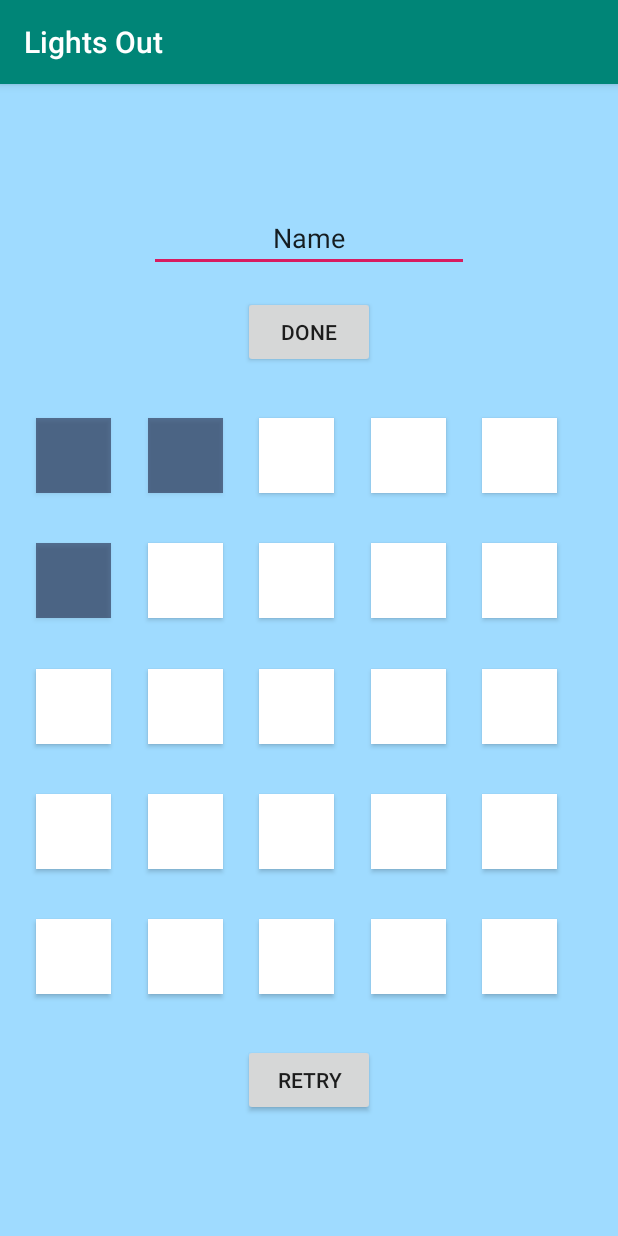
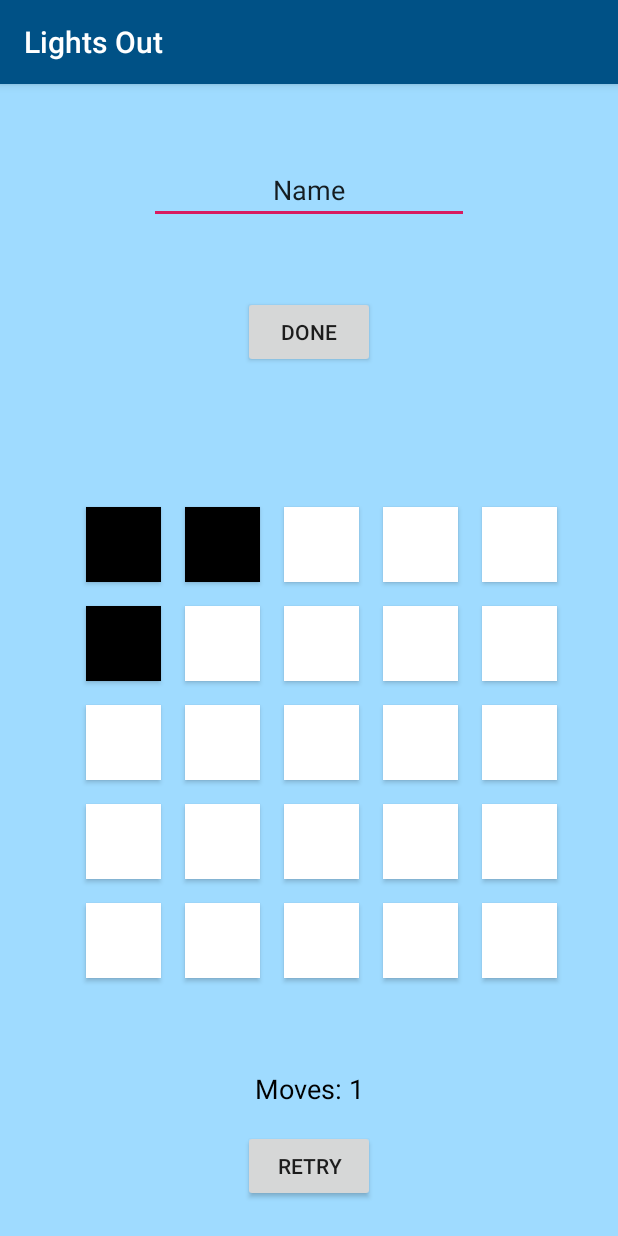
Before and after one commit to CMSC-23-B4L-2nd-Sem-2020/exercise-3-user-activity-and-constraint-layout-fcresurreccion, an Android app: the screen it shows after launch (MainActivity), after a tap on an icon or button, on a phone screen of 412 x 824 dp. Run offline under Robolectric (Android 15) with nearby library versions, the phone set to English and light mode, and no system bars.

Commit message:
fix: fix flip function and activity layout

```diff
--- a/app/src/main/java/com/example/lightsout/MainActivity.kt
+++ b/app/src/main/java/com/example/lightsout/MainActivity.kt
@@ -1,33 +1,55 @@
 package com.example.lightsout
 
+import android.annotation.SuppressLint
 import android.content.Context
-import android.graphics.Color
-import android.graphics.drawable.Drawable
 import androidx.appcompat.app.AppCompatActivity
 import android.os.Bundle
-import android.provider.ContactsContract
 import android.view.View
 import android.view.inputmethod.InputMethodManager
 import android.widget.Button
 import android.widget.EditText
 import android.widget.TextView
+import androidx.core.app.ComponentActivity
+import androidx.core.app.ComponentActivity.ExtraData
+import androidx.core.content.ContextCompat.getSystemService
+import android.icu.lang.UCharacter.GraphemeClusterBreak.T
+
+
 
 class MainActivity : AppCompatActivity() {
 
+    // Declare variables for views
     private lateinit var textNickname: TextView
     private lateinit var editNickname: EditText
     private lateinit var doneButton: Button
+    private lateinit var retryButton: Button
+    private lateinit var moveCountText: TextView
+    private var moveCount: Int = 0
+
+    // Create 2d array for colorCode (0=white, 1=black)
+    private var colorCode : Array<IntArray> = arrayOf(
+        intArrayOf(0,0,0,0,0),
+        intArrayOf(0,0,0,0,0),
+        intArrayOf(0,0,0,0,0),
+        intArrayOf(0,0,0,0,0),
+        intArrayOf(0,0,0,0,0)
+    )
+
 
     override fun onCreate(savedInstanceState: Bundle?) {
         super.onCreate(savedInstanceState)
         setContentView(R.layout.activity_main)
         setListeners()
 
+        // find views of the components
         editNickname = findViewById(R.id.edit_nickname)
         textNickname = findViewById(R.id.text_nickname)
         doneButton = findViewById(R.id.done_button)
+        retryButton = findViewById(R.id.retry_button)
+        moveCountText = findViewById(R.id.move_count_text)
     }
 
+    // enter nickname when done button is clicked
     fun updateNickname(view : View){
         textNickname.text = editNickname.text
 
@@ -39,6 +61,7 @@ class MainActivity : AppCompatActivity() {
         inputMethodManager.hideSoftInputFromWindow(view.windowToken, 0)
     }
 
+    // change nickname when text is clicked
     fun changeNickname(view : View){
         textNickname.visibility = View.GONE
         editNickname.visibility = View.VISIBLE
@@ -48,7 +71,7 @@ class MainActivity : AppCompatActivity() {
         imm.showSoftInput(editNickname, 0)
     }
 
-
+    // return id of the box given row and col
     private fun getId(x : Int, y : Int): Int {
         val row1: List<Int> = listOf(
             R.id.box_1_1,
@@ -85,13 +108,13 @@ class MainActivity : AppCompatActivity() {
             R.id.box_5_4,
             R.id.box_5_5
         )
-
-        val grid: List<List<Int>> = listOf ( // is this allowed ????
+        val grid: List<List<Int>> = listOf (
             row1, row2, row3, row4, row5
         )
         return grid[x][y]
     }
 
+    // set onclick handler for the boxes
     private fun setListeners() {
         for (row in (0..4)) {
             for (col in (0..4)) {
@@ -102,52 +125,96 @@ class MainActivity : AppCompatActivity() {
         }
     }
 
+    // flip the clicked box and the adjacent boxes
     private fun closeLights(view : View) {
+        if(!isGameOver()){  //check if all boxes are black
+            // find the clicked box
             for (row in (0..4)) {
                 for (col in (0..4)) {
                     if (getId(row, col) == view.id) {
-                    flip(view)
+                        flip(row, col) // flip the clicked box
                         if (row-1 >= 0) { //up
-                        flip(view = findViewById (getId(row-1, col)))
+                            flip(row-1, col)
                         }
                         if (col-1 >=0) { //left
-                        flip(view = findViewById (getId(row, col-1)))
+                            flip(row, col-1)
                         }
                         if (row+1 < 5) { //down
-                        flip(view = findViewById (getId(row+1, col)))
+                            flip(row+1, col)
                         }
                         if (col+1 < 5) { //right
-                        flip(view = findViewById (getId(row, col+1)))
-                    }
+                            flip(row, col+1)
                         }
                     }
                 }
             }
 
-    private fun flip(view : View){
-//        val drawableResource : Int = when (view.background){
-//            R.drawable.white -> R.drawable.black
-//            else -> R.drawable.white
-//        }
-//        view.setBackgroundResource(drawableResource)
+            // update visibility
+            retryButton.visibility = View.VISIBLE
+            moveCountText.visibility = View.VISIBLE
 
-        if (view.getTag() == R.color.white) {
-            view.setBackgroundColor(R.color.black)
-            view.setTag(R.color.black)
-        }else{
-            view.setBackgroundColor(R.color.white)
-            view.setTag(R.color.white)
+            // update count
+            updateMoveCount()
         }
     }
 
+    // change the color of the box
+    private fun flip(row : Int, col : Int){
+        val view : View = findViewById(getId(row,col))
+        // If white, change to black
+        if (getColorCode(row,col) == 0) {
+            view.setBackgroundResource(R.color.black)
+            this.setColorCode(row,col,1)
+        }
+        // If black, change to white
+        else{
+            view.setBackgroundResource(R.color.white)
+            this.setColorCode(row,col,0)
+        }
+    }
+
+    // click handler for Retry button
     fun retry(view : View){
         for (row in (0..4)) {
             for (col in (0..4)) {
                 val box : View  = findViewById (getId (row, col))
-                box.setBackgroundColor(R.color.white)
-                box.setTag(R.color.white)
-//                box.setBackgroundResource(R.drawable.white)
+                box.setBackgroundResource(R.color.white)
+                setColorCode(row,col,0)
+            }
+        }
+        // update visibility
+        retryButton.visibility = View.GONE
+        moveCountText.visibility = View.GONE
+        moveCount = 0   // reset move count
+    }
+
+    // get color code of box given row and col (0:white, 1:black)
+    private fun getColorCode(x:Int, y:Int): Int{
+        return colorCode[x][y]
+    }
+
+    // set color code of box given row and col (0:white, 1:black)
+    private fun setColorCode(x:Int, y: Int, code:Int){
+        colorCode[x][y] = code
+    }
+
+    @SuppressLint("SetTextI18n")
+    fun updateMoveCount(){
+        moveCount += 1
+        moveCountText.text = "Moves: $moveCount"
+    }
+
+    // check if game is over (all boxes are black)
+	fun isGameOver(): Boolean{
+	    for (row in (0..4)){
+	        for (col in (0..4)){
+				if (getColorCode(row,col) == 0){
+				    return false
 				}
 		    }
 	    }
+	    return true
 	}
+
+
+}
--- a/app/src/main/res/layout/activity_main.xml
+++ b/app/src/main/res/layout/activity_main.xml
@@ -16,6 +16,7 @@
         android:onClick="changeNickname"
         android:text=""
         android:textAlignment="center"
+        app:layout_constraintBottom_toTopOf="@+id/guideline"
         app:layout_constraintEnd_toEndOf="parent"
         app:layout_constraintStart_toStartOf="parent"
         app:layout_constraintTop_toTopOf="parent" />
@@ -25,9 +26,11 @@
         android:layout_width="wrap_content"
         android:layout_height="wrap_content"
         android:layout_marginTop="16dp"
+        android:layout_marginBottom="16dp"
         android:onClick="updateNickname"
         android:text="@string/done"
         android:textAlignment="center"
+        app:layout_constraintBottom_toTopOf="@+id/guideline"
         app:layout_constraintEnd_toEndOf="parent"
         app:layout_constraintStart_toStartOf="parent"
         app:layout_constraintTop_toBottomOf="@+id/edit_nickname" />
@@ -36,7 +39,7 @@
         android:id="@+id/edit_nickname"
         android:layout_width="wrap_content"
         android:layout_height="wrap_content"
-        android:layout_marginTop="@android:dimen/notification_large_icon_width"
+        android:layout_marginTop="32dp"
         android:ems="10"
         android:inputType="textPersonName"
         android:text="@string/name"
@@ -48,249 +51,260 @@
     <Button
         android:id="@+id/box_1_1"
         style="@style/whiteBox"
+        android:layout_marginTop="16dp"
         app:layout_constraintBottom_toTopOf="@+id/box_2_1"
-        app:layout_constraintEnd_toEndOf="@+id/box_2_1"
-        app:layout_constraintHorizontal_chainStyle="spread"
-        app:layout_constraintTop_toBottomOf="@+id/done_button" />
+        app:layout_constraintEnd_toStartOf="@+id/box_1_2"
+        app:layout_constraintHorizontal_bias="0.5"
+        app:layout_constraintHorizontal_chainStyle="packed"
+        app:layout_constraintStart_toStartOf="parent"
+        app:layout_constraintTop_toTopOf="@+id/guideline"
+        app:layout_constraintVertical_chainStyle="packed" />
 
     <Button
         android:id="@+id/box_1_2"
         style="@style/whiteBox"
-        app:layout_constraintBottom_toTopOf="@+id/box_2_2"
         app:layout_constraintEnd_toStartOf="@+id/box_1_3"
         app:layout_constraintHorizontal_bias="0.5"
-        app:layout_constraintHorizontal_chainStyle="spread"
         app:layout_constraintStart_toEndOf="@+id/box_1_1"
-        app:layout_constraintTop_toBottomOf="@+id/done_button" />
+        app:layout_constraintTop_toTopOf="@+id/box_1_1" />
 
     <Button
         android:id="@+id/box_1_3"
         style="@style/whiteBox"
-        app:layout_constraintBottom_toTopOf="@+id/box_2_3"
         app:layout_constraintEnd_toStartOf="@+id/box_1_4"
         app:layout_constraintHorizontal_bias="0.5"
-        app:layout_constraintHorizontal_chainStyle="spread"
         app:layout_constraintStart_toEndOf="@+id/box_1_2"
-        app:layout_constraintTop_toBottomOf="@+id/done_button" />
+        app:layout_constraintTop_toTopOf="@+id/box_1_2" />
 
     <Button
         android:id="@+id/box_1_4"
         style="@style/whiteBox"
-        app:layout_constraintBottom_toTopOf="@+id/box_2_4"
         app:layout_constraintEnd_toStartOf="@+id/box_1_5"
         app:layout_constraintHorizontal_bias="0.5"
-        app:layout_constraintHorizontal_chainStyle="spread"
         app:layout_constraintStart_toEndOf="@+id/box_1_3"
-        app:layout_constraintTop_toBottomOf="@+id/done_button" />
+        app:layout_constraintTop_toTopOf="@+id/box_1_3" />
 
     <Button
         android:id="@+id/box_1_5"
         style="@style/whiteBox"
-        app:layout_constraintBottom_toTopOf="@+id/box_2_5"
         app:layout_constraintEnd_toEndOf="parent"
         app:layout_constraintHorizontal_bias="0.5"
-        app:layout_constraintHorizontal_chainStyle="spread"
         app:layout_constraintStart_toEndOf="@+id/box_1_4"
-        app:layout_constraintTop_toBottomOf="@+id/done_button" />
+        app:layout_constraintTop_toTopOf="@+id/box_1_4" />
 
     <Button
         android:id="@+id/box_2_1"
         style="@style/whiteBox"
+        android:layout_marginTop="16dp"
         app:layout_constraintBottom_toTopOf="@+id/box_3_1"
-        app:layout_constraintEnd_toEndOf="@+id/box_3_1"
-        app:layout_constraintHorizontal_chainStyle="spread"
+        app:layout_constraintEnd_toStartOf="@+id/box_2_2"
+        app:layout_constraintHorizontal_bias="0.5"
+        app:layout_constraintHorizontal_chainStyle="packed"
+        app:layout_constraintStart_toStartOf="parent"
         app:layout_constraintTop_toBottomOf="@+id/box_1_1" />
 
     <Button
         android:id="@+id/box_2_2"
         style="@style/whiteBox"
-        app:layout_constraintBottom_toTopOf="@+id/box_3_2"
         app:layout_constraintEnd_toStartOf="@+id/box_2_3"
         app:layout_constraintHorizontal_bias="0.5"
-        app:layout_constraintHorizontal_chainStyle="spread"
         app:layout_constraintStart_toEndOf="@+id/box_2_1"
-        app:layout_constraintTop_toBottomOf="@+id/box_1_2" />
+        app:layout_constraintTop_toTopOf="@+id/box_2_1" />
 
     <Button
         android:id="@+id/box_2_3"
         style="@style/whiteBox"
-        app:layout_constraintBottom_toTopOf="@+id/box_3_3"
         app:layout_constraintEnd_toStartOf="@+id/box_2_4"
         app:layout_constraintHorizontal_bias="0.5"
-        app:layout_constraintHorizontal_chainStyle="spread"
         app:layout_constraintStart_toEndOf="@+id/box_2_2"
-        app:layout_constraintTop_toBottomOf="@+id/box_1_3" />
+        app:layout_constraintTop_toTopOf="@+id/box_2_2" />
 
     <Button
         android:id="@+id/box_2_4"
         style="@style/whiteBox"
-        app:layout_constraintBottom_toTopOf="@+id/box_3_4"
         app:layout_constraintEnd_toStartOf="@+id/box_2_5"
         app:layout_constraintHorizontal_bias="0.5"
-        app:layout_constraintHorizontal_chainStyle="spread"
         app:layout_constraintStart_toEndOf="@+id/box_2_3"
-        app:layout_constraintTop_toBottomOf="@+id/box_1_4" />
+        app:layout_constraintTop_toTopOf="@+id/box_2_3" />
 
     <Button
         android:id="@+id/box_2_5"
         style="@style/whiteBox"
-        app:layout_constraintBottom_toTopOf="@+id/box_3_5"
-        app:layout_constraintEnd_toEndOf="@+id/box_1_5"
-        app:layout_constraintHorizontal_chainStyle="spread"
-        app:layout_constraintTop_toBottomOf="@+id/box_1_5" />
+        app:layout_constraintEnd_toEndOf="parent"
+        app:layout_constraintHorizontal_bias="0.5"
+        app:layout_constraintStart_toEndOf="@+id/box_2_4"
+        app:layout_constraintTop_toTopOf="@+id/box_2_4" />
 
     <Button
         android:id="@+id/box_3_1"
         style="@style/whiteBox"
+        android:layout_marginTop="16dp"
         app:layout_constraintBottom_toTopOf="@+id/box_4_1"
-        app:layout_constraintEnd_toEndOf="@+id/box_4_1"
-        app:layout_constraintHorizontal_chainStyle="spread"
+        app:layout_constraintEnd_toStartOf="@+id/box_3_2"
+        app:layout_constraintHorizontal_bias="0.5"
+        app:layout_constraintHorizontal_chainStyle="packed"
+        app:layout_constraintStart_toStartOf="parent"
         app:layout_constraintTop_toBottomOf="@+id/box_2_1" />
 
     <Button
         android:id="@+id/box_3_2"
         style="@style/whiteBox"
-        app:layout_constraintBottom_toTopOf="@+id/box_4_2"
         app:layout_constraintEnd_toStartOf="@+id/box_3_3"
         app:layout_constraintHorizontal_bias="0.5"
-        app:layout_constraintHorizontal_chainStyle="spread"
         app:layout_constraintStart_toEndOf="@+id/box_3_1"
-        app:layout_constraintTop_toBottomOf="@+id/box_2_2" />
+        app:layout_constraintTop_toTopOf="@+id/box_3_1" />
 
     <Button
         android:id="@+id/box_3_3"
         style="@style/whiteBox"
-        app:layout_constraintBottom_toTopOf="@+id/box_4_3"
         app:layout_constraintEnd_toStartOf="@+id/box_3_4"
         app:layout_constraintHorizontal_bias="0.5"
-        app:layout_constraintHorizontal_chainStyle="spread"
         app:layout_constraintStart_toEndOf="@+id/box_3_2"
-        app:layout_constraintTop_toBottomOf="@+id/box_2_3" />
+        app:layout_constraintTop_toTopOf="@+id/box_3_2" />
 
     <Button
         android:id="@+id/box_3_4"
         style="@style/whiteBox"
-        app:layout_constraintBottom_toTopOf="@+id/box_4_4"
         app:layout_constraintEnd_toStartOf="@+id/box_3_5"
         app:layout_constraintHorizontal_bias="0.5"
-        app:layout_constraintHorizontal_chainStyle="spread"
         app:layout_constraintStart_toEndOf="@+id/box_3_3"
-        app:layout_constraintTop_toBottomOf="@+id/box_2_4" />
+        app:layout_constraintTop_toTopOf="@+id/box_3_3" />
 
     <Button
         android:id="@+id/box_3_5"
         style="@style/whiteBox"
-        app:layout_constraintBottom_toTopOf="@+id/box_4_5"
-        app:layout_constraintEnd_toEndOf="@+id/box_2_5"
-        app:layout_constraintHorizontal_chainStyle="spread"
-        app:layout_constraintTop_toBottomOf="@+id/box_2_5" />
+        app:layout_constraintEnd_toEndOf="parent"
+        app:layout_constraintHorizontal_bias="0.5"
+        app:layout_constraintStart_toEndOf="@+id/box_3_4"
+        app:layout_constraintTop_toTopOf="@+id/box_3_4" />
 
     <Button
         android:id="@+id/box_4_1"
         style="@style/whiteBox"
+        android:layout_marginTop="16dp"
         app:layout_constraintBottom_toTopOf="@+id/box_5_1"
-        app:layout_constraintEnd_toEndOf="@+id/box_5_1"
-        app:layout_constraintHorizontal_chainStyle="spread"
+        app:layout_constraintEnd_toStartOf="@+id/box_4_2"
+        app:layout_constraintHorizontal_bias="0.5"
+        app:layout_constraintHorizontal_chainStyle="packed"
+        app:layout_constraintStart_toStartOf="parent"
         app:layout_constraintTop_toBottomOf="@+id/box_3_1" />
 
     <Button
         android:id="@+id/box_4_2"
         style="@style/whiteBox"
-        app:layout_constraintBottom_toTopOf="@+id/box_5_2"
         app:layout_constraintEnd_toStartOf="@+id/box_4_3"
         app:layout_constraintHorizontal_bias="0.5"
-        app:layout_constraintHorizontal_chainStyle="spread"
         app:layout_constraintStart_toEndOf="@+id/box_4_1"
-        app:layout_constraintTop_toBottomOf="@+id/box_3_2" />
+        app:layout_constraintTop_toTopOf="@+id/box_4_1" />
 
     <Button
         android:id="@+id/box_4_3"
         style="@style/whiteBox"
-        app:layout_constraintBottom_toTopOf="@+id/box_5_3"
         app:layout_constraintEnd_toStartOf="@+id/box_4_4"
         app:layout_constraintHorizontal_bias="0.5"
-        app:layout_constraintHorizontal_chainStyle="spread"
         app:layout_constraintStart_toEndOf="@+id/box_4_2"
-        app:layout_constraintTop_toBottomOf="@+id/box_3_3" />
+        app:layout_constraintTop_toTopOf="@+id/box_4_2" />
 
     <Button
         android:id="@+id/box_4_4"
         style="@style/whiteBox"
-        app:layout_constraintBottom_toTopOf="@+id/box_5_4"
         app:layout_constraintEnd_toStartOf="@+id/box_4_5"
         app:layout_constraintHorizontal_bias="0.5"
-        app:layout_constraintHorizontal_chainStyle="spread"
         app:layout_constraintStart_toEndOf="@+id/box_4_3"
-        app:layout_constraintTop_toBottomOf="@+id/box_3_4" />
+        app:layout_constraintTop_toTopOf="@+id/box_4_3" />
 
     <Button
         android:id="@+id/box_4_5"
         style="@style/whiteBox"
-        app:layout_constraintBottom_toTopOf="@+id/box_5_5"
-        app:layout_constraintEnd_toEndOf="@+id/box_3_5"
-        app:layout_constraintHorizontal_chainStyle="spread"
-        app:layout_constraintTop_toBottomOf="@+id/box_3_5" />
+        app:layout_constraintEnd_toEndOf="parent"
+        app:layout_constraintHorizontal_bias="0.5"
+        app:layout_constraintStart_toEndOf="@+id/box_4_4"
+        app:layout_constraintTop_toTopOf="@+id/box_4_4" />
 
     <Button
         android:id="@+id/box_5_1"
         style="@style/whiteBox"
-        android:layout_marginStart="8dp"
-        app:layout_constraintBottom_toTopOf="@+id/retry_button"
-        app:layout_constraintHorizontal_chainStyle="spread"
+        android:layout_marginTop="16dp"
+        android:layout_marginBottom="16dp"
+        app:layout_constraintBottom_toTopOf="@+id/guideline2"
+        app:layout_constraintEnd_toStartOf="@+id/box_5_2"
+        app:layout_constraintHorizontal_bias="0.5"
+        app:layout_constraintHorizontal_chainStyle="packed"
         app:layout_constraintStart_toStartOf="parent"
         app:layout_constraintTop_toBottomOf="@+id/box_4_1" />
 
     <Button
         android:id="@+id/box_5_2"
         style="@style/whiteBox"
-        app:layout_constraintBottom_toTopOf="@+id/retry_button"
         app:layout_constraintEnd_toStartOf="@+id/box_5_3"
         app:layout_constraintHorizontal_bias="0.5"
-        app:layout_constraintHorizontal_chainStyle="spread"
         app:layout_constraintStart_toEndOf="@+id/box_5_1"
-        app:layout_constraintTop_toBottomOf="@+id/box_4_2" />
+        app:layout_constraintTop_toTopOf="@+id/box_5_1" />
 
     <Button
         android:id="@+id/box_5_3"
         style="@style/whiteBox"
-        app:layout_constraintBottom_toTopOf="@+id/retry_button"
         app:layout_constraintEnd_toStartOf="@+id/box_5_4"
         app:layout_constraintHorizontal_bias="0.5"
-        app:layout_constraintHorizontal_chainStyle="spread"
         app:layout_constraintStart_toEndOf="@+id/box_5_2"
-        app:layout_constraintTop_toBottomOf="@+id/box_4_3" />
+        app:layout_constraintTop_toTopOf="@+id/box_5_2" />
 
     <Button
         android:id="@+id/box_5_4"
         style="@style/whiteBox"
-        app:layout_constraintBottom_toTopOf="@+id/retry_button"
         app:layout_constraintEnd_toStartOf="@+id/box_5_5"
         app:layout_constraintHorizontal_bias="0.5"
-        app:layout_constraintHorizontal_chainStyle="spread"
         app:layout_constraintStart_toEndOf="@+id/box_5_3"
-        app:layout_constraintTop_toBottomOf="@+id/box_4_4" />
+        app:layout_constraintTop_toTopOf="@+id/box_5_3" />
 
     <Button
         android:id="@+id/box_5_5"
         style="@style/whiteBox"
-        app:layout_constraintBottom_toTopOf="@+id/retry_button"
-        app:layout_constraintEnd_toEndOf="@+id/box_4_5"
-        app:layout_constraintHorizontal_chainStyle="spread"
-        app:layout_constraintTop_toBottomOf="@+id/box_4_5" />
+        app:layout_constraintEnd_toEndOf="parent"
+        app:layout_constraintHorizontal_bias="0.5"
+        app:layout_constraintStart_toEndOf="@+id/box_5_4"
+        app:layout_constraintTop_toTopOf="@+id/box_5_4" />
+
+    <TextView
+        android:id="@+id/move_count_text"
+        style="@style/textstyle"
+        android:layout_width="wrap_content"
+        android:layout_height="wrap_content"
+        android:layout_marginTop="8dp"
+        android:text="@string/moves_0"
+        android:visibility="gone"
+        app:layout_constraintEnd_toEndOf="parent"
+        app:layout_constraintStart_toStartOf="parent"
+        app:layout_constraintTop_toTopOf="@+id/guideline2" />
 
     <Button
         android:id="@+id/retry_button"
         android:layout_width="wrap_content"
         android:layout_height="wrap_content"
-        android:layout_marginBottom="@android:dimen/notification_large_icon_width"
         android:onClick="retry"
         android:text="@string/retry"
         android:textAlignment="center"
+        android:visibility="gone"
         app:layout_constraintBottom_toBottomOf="parent"
         app:layout_constraintEnd_toEndOf="parent"
         app:layout_constraintHorizontal_bias="0.501"
         app:layout_constraintHorizontal_chainStyle="packed"
-        app:layout_constraintStart_toStartOf="parent" />
+        app:layout_constraintStart_toStartOf="parent"
+        app:layout_constraintTop_toBottomOf="@+id/move_count_text" />
+
+    <androidx.constraintlayout.widget.Guideline
+        android:id="@+id/guideline"
+        android:layout_width="wrap_content"
+        android:layout_height="wrap_content"
+        android:orientation="horizontal"
+        app:layout_constraintGuide_percent="0.3" />
+
+    <androidx.constraintlayout.widget.Guideline
+        android:id="@+id/guideline2"
+        android:layout_width="wrap_content"
+        android:layout_height="wrap_content"
+        android:orientation="horizontal"
+        app:layout_constraintGuide_percent="0.85" />
 
 
 </androidx.constraintlayout.widget.ConstraintLayout>
--- a/app/src/main/res/values/colors.xml
+++ b/app/src/main/res/values/colors.xml
@@ -1,7 +1,7 @@
 <?xml version="1.0" encoding="utf-8"?>
 <resources>
-    <color name="colorPrimary">#008577</color>
-    <color name="colorPrimaryDark">#00574B</color>
+    <color name="colorPrimary">#005186</color>
+    <color name="colorPrimaryDark">#002357</color>
     <color name="colorAccent">#D81B60</color>
 
     <color name="white">#FFFFFF</color>
--- a/app/src/main/res/values/strings.xml
+++ b/app/src/main/res/values/strings.xml
@@ -3,4 +3,5 @@
     <string name="name">Name</string>
     <string name="done">Done</string>
     <string name="retry">Retry</string>
+    <string name="moves_0">Moves: 0</string>
 </resources>
--- a/app/src/main/res/values/styles.xml
+++ b/app/src/main/res/values/styles.xml
@@ -8,20 +8,22 @@
         <item name="colorAccent">@color/colorAccent</item>
     </style>
 
+    <!--  Style for text  -->
     <style name="textstyle">
         <item name="android:padding">8dp</item>
         <item name="android:textAlignment">center</item>
-        <item name="android:textSize">24sp</item>
+        <item name="android:textSize">18sp</item>
+        <item name="android:textColor">@color/black</item>
     </style>
 
+    <!--  Style for box  -->
     <style name="whiteBox">
         <item name="android:layout_width">50dp</item>
         <item name="android:layout_height">50dp</item>
         <item name="android:text">""</item>
         <item name="android:background">@color/white</item>
         <item name="android:tag">@color/white</item>
+        <item name="android:layout_marginStart">16dp</item>
     </style>
 
-
-
 </resources>
```
Lines whose indentation alone changed are shown as unchanged.
